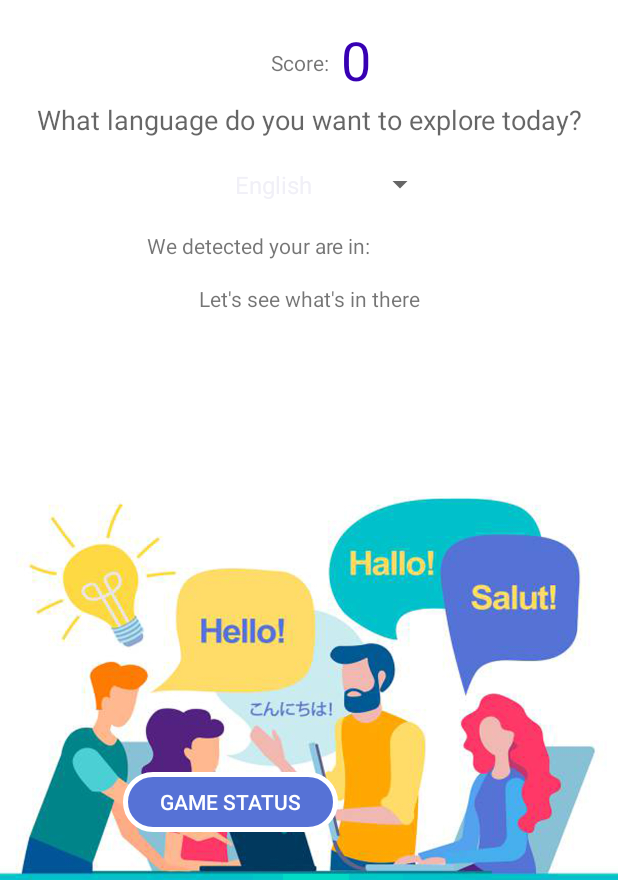
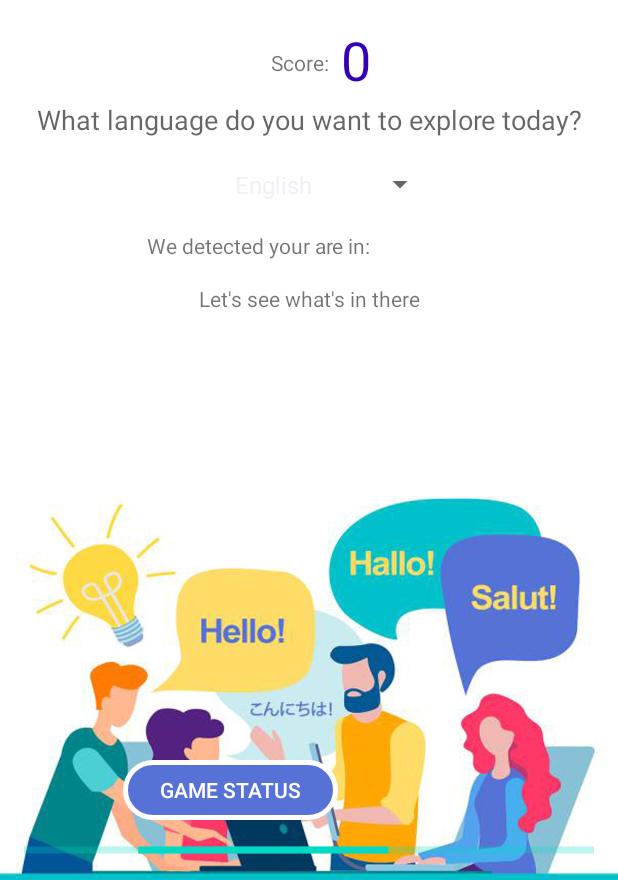
Before and after one commit to javierporta/MotherTongue, an Android app: the screen it shows after launch (MainActivity), on a phone screen of 412 x 824 dp, the part 356-1236 px from its top. Run offline under Robolectric (Android 15) with nearby library versions, the phone set to English and light mode, and no system bars; our stand-ins replace data binding, navigation-ui; libraries missing offline, so code that uses them is left out: com.google.firebase.ml; Roboto replaces fonts that are not available here; 5 statements that could not run were skipped.

Commit message:
Ui Fixes

```diff
--- a/app/src/main/java/com/ipleiria/mothertongue/ui/home/HomeFragment.kt
+++ b/app/src/main/java/com/ipleiria/mothertongue/ui/home/HomeFragment.kt
@@ -216,7 +216,7 @@ class HomeFragment : Fragment(),  AdapterView.OnItemSelectedListener  {
         binding.playButton.isClickable = true
         binding.playButton.isEnabled = true
 
-        binding.pBar.visibility = View.GONE
+        binding.pBar.visibility = View.INVISIBLE
 
         binding.gameStatusButton.isClickable = true
         binding.gameStatusButton.isEnabled = true
--- a/app/src/main/res/layout/fragment_home.xml
+++ b/app/src/main/res/layout/fragment_home.xml
@@ -82,11 +82,11 @@
             android:layout_height="40dp"
             android:layout_marginStart="16dp"
             android:layout_marginEnd="16dp"
-            android:layout_marginBottom="32dp"
+            android:layout_marginBottom="8dp"
             android:background="@drawable/bordes_redondos"
             android:text="@string/game_status"
             android:textColor="@android:color/white"
-            app:layout_constraintBottom_toBottomOf="parent"
+            app:layout_constraintBottom_toTopOf="@+id/pBar"
             app:layout_constraintEnd_toStartOf="@+id/playButton"
             app:layout_constraintHorizontal_chainStyle="packed"
             app:layout_constraintStart_toStartOf="parent" />
@@ -177,17 +177,18 @@
         <ProgressBar
             android:id="@+id/pBar"
             style="?android:attr/progressBarStyleHorizontal"
-            android:layout_width="100dp"
-            android:layout_height="0dp"
-            android:layout_marginTop="8dp"
+            android:layout_width="match_parent"
+            android:layout_height="24dp"
+            android:layout_marginStart="16dp"
+            android:layout_marginEnd="16dp"
+            android:layout_marginBottom="8dp"
             android:indeterminate="true"
-            android:minWidth="200dp"
-            android:minHeight="50dp"
-            android:visibility="gone"
+            android:minHeight="24dp"
+            android:visibility="invisible"
+            app:layout_constraintBottom_toBottomOf="parent"
             app:layout_constraintEnd_toEndOf="parent"
-            app:layout_constraintHorizontal_bias="0.54"
-            app:layout_constraintStart_toStartOf="parent"
-            app:layout_constraintTop_toBottomOf="@+id/gameStatusButton" />
+            app:layout_constraintHorizontal_bias="0.0"
+            app:layout_constraintStart_toStartOf="parent" />
 
 
     </androidx.constraintlayout.widget.ConstraintLayout>
```
